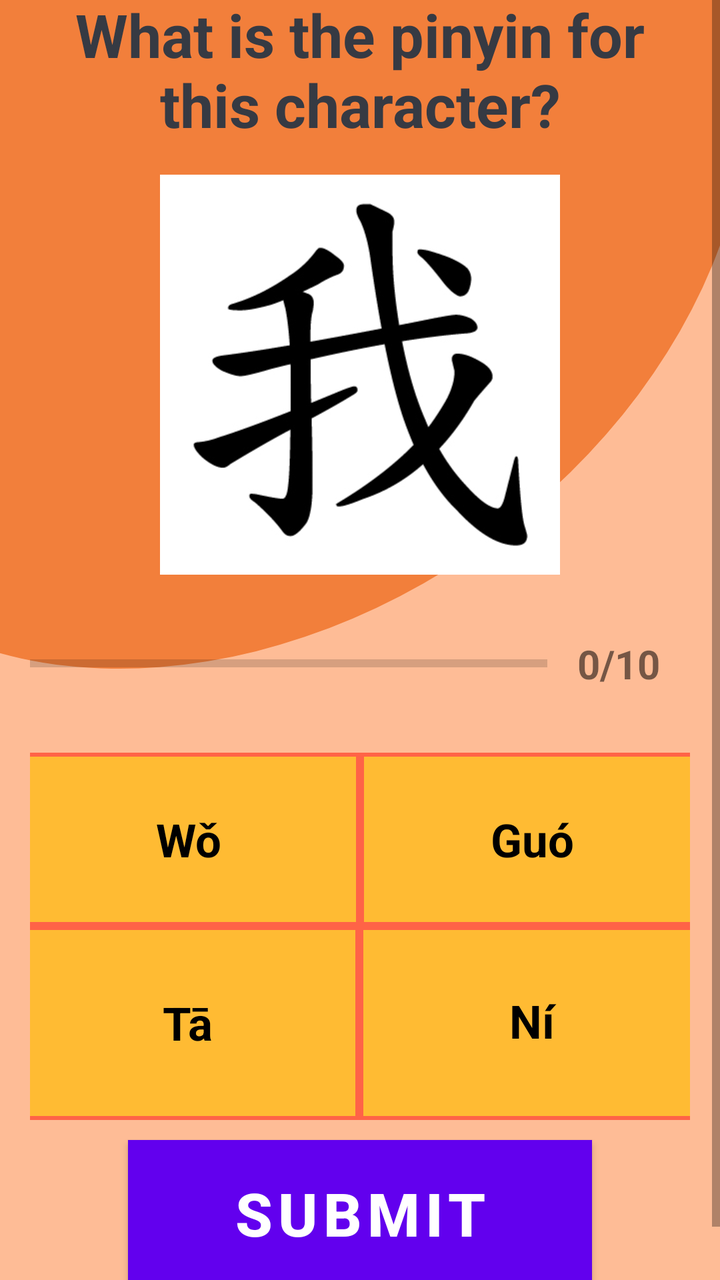
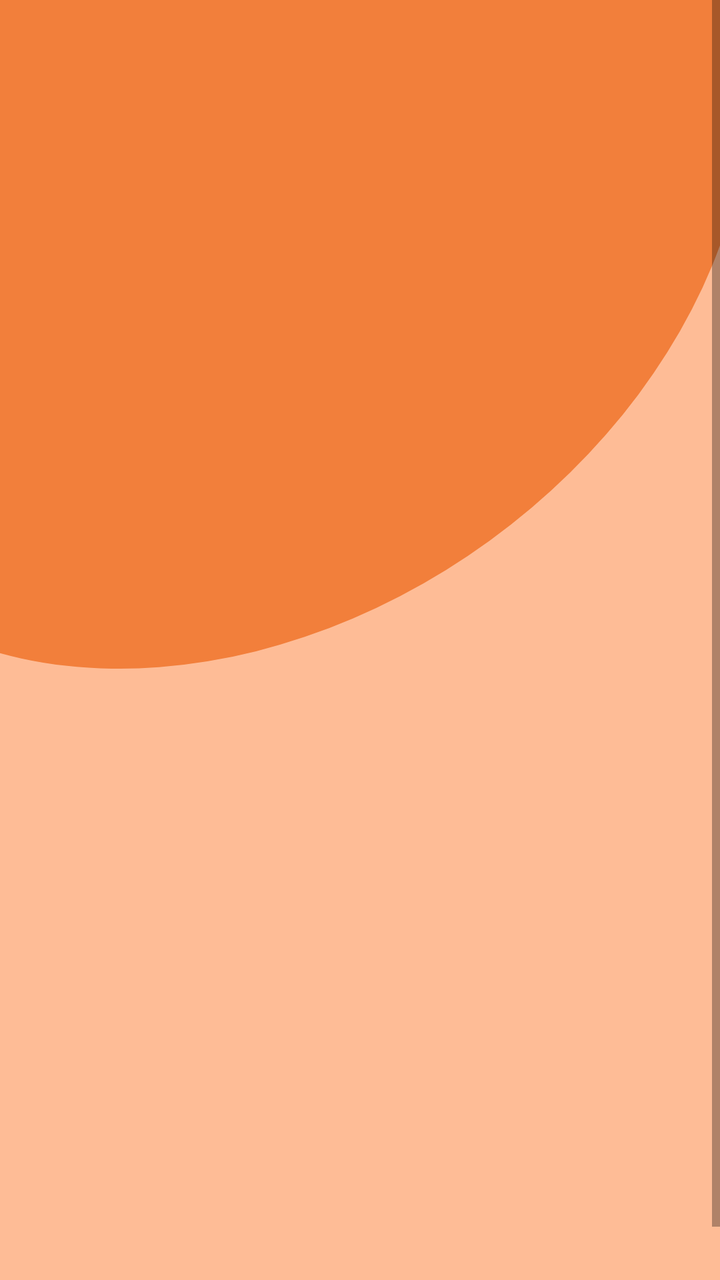

Two renders of the same Android screen: before a commit and after it. Below are the layout's source before the change and the commit's diff.
<!-- AndroidManifest.xml: application theme AppTheme -->
<!-- res/layout/activity_second.xml -->
<?xml version="1.0" encoding="utf-8"?>
<ScrollView xmlns:android="http://schemas.android.com/apk/res/android"
    xmlns:app="http://schemas.android.com/apk/res-auto"
    xmlns:tools="http://schemas.android.com/tools"
    android:layout_width="match_parent"
    android:layout_height="match_parent"
    android:fillViewport="true"
    android:background="@drawable/background"
    tools:context=".activities.SecondActivity"
    android:indeterminateTintMode="src_atop"
    android:indeterminateTint="@android:color/holo_orange_light"
    >


    <LinearLayout
        android:layout_width="match_parent"
        android:layout_height="wrap_content"
        android:orientation="vertical"
        android:layout_gravity="center"
        android:padding="15dp"
        android:gravity="center">

        <TextView
            android:id="@+id/tv_question"
            android:layout_width="wrap_content"
            android:layout_height="wrap_content"
            android:layout_margin="10dp"
            android:gravity="center"
            android:text="@string/what_is_the_pinyin_for_this_character"
            android:textColor="#363A43"
            android:textSize="30sp"
            android:textStyle="bold" />

        <ImageView
            android:id="@+id/iv_image"
            android:layout_width="249dp"
            android:layout_height="200dp"
            android:layout_marginTop="5dp"
            android:contentDescription="@string/character"
            android:src="@drawable/wo" />

        <LinearLayout
        android:id="@+id/progress"
        android:layout_width="match_parent"
        android:layout_height="wrap_content"
        android:layout_marginTop="16dp"
        android:gravity="center_vertical"
        android:orientation="horizontal" >

            <ProgressBar
                android:id="@+id/progressBar"
                style="?android:attr/progressBarStyleHorizontal"
                android:layout_width="0dp"
                android:layout_height="wrap_content"
                android:layout_weight="1"
                android:indeterminateTint="@color/colorPrimaryDark"
                android:max="10"
                android:progress="0" />

            <TextView
            android:id="@+id/tv_progress"
            android:layout_width="wrap_content"
            android:layout_height="wrap_content"
            android:gravity="center"
            android:padding="15dp"
            android:textColorHint="#7A8089"
            android:textSize="20sp"

            android:textStyle="bold"
            android:text="@string/_0_10" />

    </LinearLayout>
        <LinearLayout
            android:id="@+id/first_two_options"
            android:layout_width="wrap_content"
            android:layout_height="wrap_content"
            android:layout_marginTop="16dp"
            android:gravity="center"
            android:includeFontPadding="false"
            android:orientation="horizontal">

            <TextView
                android:id="@+id/tv_option_one"
                android:layout_width="172dp"
                android:layout_height="wrap_content"
                android:layout_margin="0dp"
                android:background="@drawable/option_border"
                android:gravity="center"
                android:includeFontPadding="true"
                android:padding="28dp"
                android:text="@string/w"
                android:textColor="@android:color/black"
                android:textSize="23sp"
                android:textStyle="bold" />

            <TextView
                android:id="@+id/tv_option_two"
                android:layout_width="172dp"
                android:layout_height="match_parent"
                android:layout_margin="0dp"
                android:background="@drawable/option_border"
                android:gravity="center"
                android:includeFontPadding="true"
                android:padding="28dp"
                android:text="@string/gu"
                android:textColor="@android:color/black"
                android:textSize="23sp"
                android:textStyle="bold" />

        </LinearLayout>

        <LinearLayout
            android:id="@+id/bottom_two_options"
            android:layout_width="wrap_content"
            android:layout_height="wrap_content"
            android:layout_marginTop="0dp"
            android:gravity="center"
            android:orientation="horizontal">

            <TextView
                android:id="@+id/tv_option_three"
                android:layout_width="172dp"
                android:layout_height="match_parent"
                android:layout_margin="0dp"
                android:background="@drawable/option_border"
                android:gravity="center"
                android:includeFontPadding="true"
                android:padding="28dp"
                android:text="@string/t"
                android:textColor="@android:color/black"
                android:textSize="23sp"
                android:textStyle="bold" />

            <TextView
                android:id="@+id/tv_option_four"
                android:layout_width="173dp"
                android:layout_height="97dp"
                android:layout_margin="0dp"
                android:background="@drawable/option_border"
                android:gravity="center"
                android:includeFontPadding="false"
                android:padding="28dp"
                android:text="@string/n"
                android:textColor="@android:color/black"
                android:textSize="23sp"
                android:textStyle="bold" />

        </LinearLayout>

        <Button
            android:id="@+id/btn_submit"
            android:layout_width="232dp"
            android:layout_height="73dp"
            android:layout_margin="10dp"
            android:background="@color/colorPrimary"
            android:backgroundTint="@android:color/holo_orange_light"
            android:text="@string/submit"
            android:textColor="@android:color/white"
            android:textSize="30sp"
            android:textStyle="bold" />


    </LinearLayout>

</ScrollView>
<!-- resources referenced by this layout -->
<resources>
  <color name="colorPrimary">#6200EE</color>
  <color name="colorPrimaryDark">#3700B3</color>
  <!-- drawable background: png bitmap (drawable-hdpi, 16928 bytes) -->
  <!-- drawable option_border (drawable) -->
  <?xml version="1.0" encoding="utf-8"?>
  <shape xmlns:android="http://schemas.android.com/apk/res/android"
  android:shape ="rectangle">
      <stroke
          android:width="2dp"
          android:color="#FF6347"/>
  
      <solid android:color = "@android:color/holo_orange_light"/>
      <corners android:radius="0dp"/>
  
  
  </shape>
  <!-- drawable wo: png bitmap (drawable, 26578 bytes) -->
  <string name="_0_10">0/10</string>
  <string name="character">character</string>
  <string name="gu">Guó</string>
  <string name="n">Ní</string>
  <string name="submit">Submit</string>
  <string name="t">Tā</string>
  <string name="w">Wǒ</string>
  <string name="what_is_the_pinyin_for_this_character">What is the pinyin for this character?</string>
  <style name="AppTheme" parent="Theme.MaterialComponents.Light.NoActionBar">
          
          <item name="colorPrimary">@color/colorPrimary</item>
          <item name="colorPrimaryDark">@color/colorPrimaryDark</item>
          <item name="colorAccent">@color/colorAccent</item>
      </style>
  <color name="colorAccent">#03DAC5</color>
</resources>

<!-- the commit's change to res/layout/activity_second.xml (unified diff, before → after) -->
@@ -13,12 +13,14 @@
 
 
     <LinearLayout
+        android:id="@+id/ll_question"
         android:layout_width="match_parent"
         android:layout_height="wrap_content"
         android:orientation="vertical"
         android:layout_gravity="center"
         android:padding="15dp"
-        android:gravity="center">
+        android:gravity="center"
+        android:visibility="invisible">
 
         <TextView
             android:id="@+id/tv_question"
